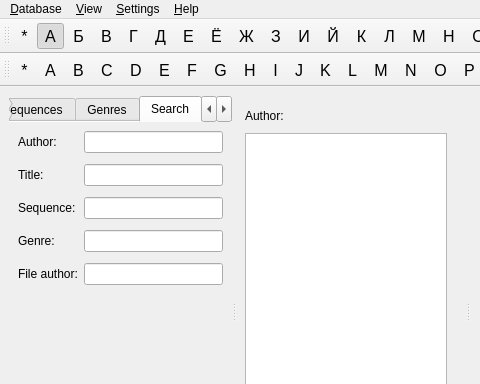
Above: mainwindow.ui from md2/pyhomelib before the change; both pictures show x 0 to 480 and y 0 to 384 of the 691 by 534 pixel window. Below: the same form after it.
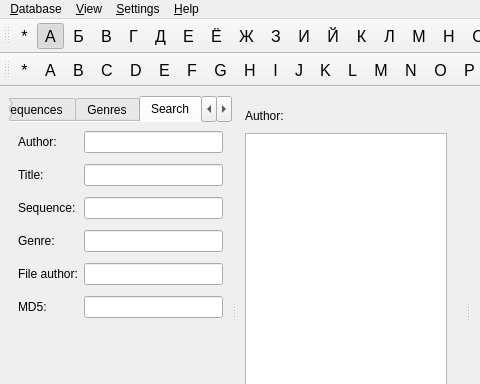
That is the form after the change. The open tabs and pages were chosen to show the change. Icons and pictures are not drawn. Custom widgets are drawn as their Qt base class.

Commit message: add search by md5

```diff
--- a/mainwindow.ui
+++ b/mainwindow.ui
@@ -276,6 +276,32 @@
              </property>
             </spacer>
            </item>
+           <item row="10" column="0">
+            <widget class="QLabel" name="label_11">
+             <property name="text">
+              <string>MD5:</string>
+             </property>
+            </widget>
+           </item>
+           <item row="10" column="1">
+            <widget class="QLineEdit" name="searchByMd5Edit"/>
+           </item>
+           <item row="9" column="1">
+            <spacer name="verticalSpacer_6">
+             <property name="orientation">
+              <enum>Qt::Vertical</enum>
+             </property>
+             <property name="sizeType">
+              <enum>QSizePolicy::Fixed</enum>
+             </property>
+             <property name="sizeHint" stdset="0">
+              <size>
+               <width>20</width>
+               <height>5</height>
+              </size>
+             </property>
+            </spacer>
+           </item>
           </layout>
          </item>
          <item>
```
The commit also changes 2 other files.
